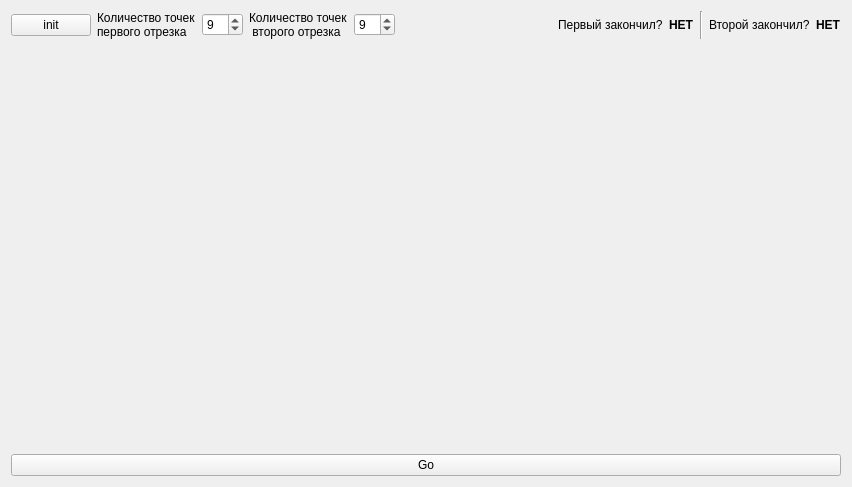
Kpuccmajl/doublecommivoyager, file gui.ui: the form before one commit.
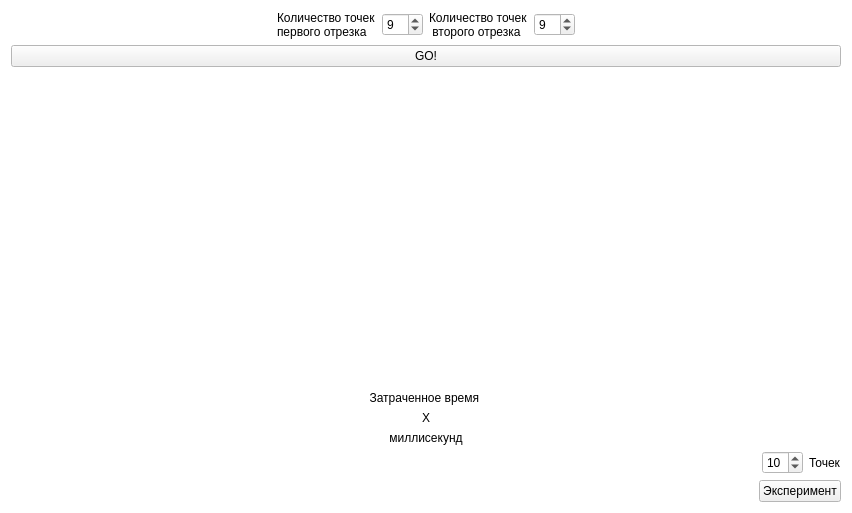
The form after the commit.

Diff of the .ui file:
```diff
--- a/gui.ui
+++ b/gui.ui
@@ -7,21 +7,91 @@
     <x>0</x>
     <y>0</y>
     <width>852</width>
-    <height>487</height>
+    <height>513</height>
    </rect>
   </property>
+  <property name="palette">
+   <palette>
+    <active>
+     <colorrole role="Base">
+      <brush brushstyle="SolidPattern">
+       <color alpha="255">
+        <red>255</red>
+        <green>255</green>
+        <blue>255</blue>
+       </color>
+      </brush>
+     </colorrole>
+     <colorrole role="Window">
+      <brush brushstyle="SolidPattern">
+       <color alpha="255">
+        <red>255</red>
+        <green>255</green>
+        <blue>255</blue>
+       </color>
+      </brush>
+     </colorrole>
+    </active>
+    <inactive>
+     <colorrole role="Base">
+      <brush brushstyle="SolidPattern">
+       <color alpha="255">
+        <red>255</red>
+        <green>255</green>
+        <blue>255</blue>
+       </color>
+      </brush>
+     </colorrole>
+     <colorrole role="Window">
+      <brush brushstyle="SolidPattern">
+       <color alpha="255">
+        <red>255</red>
+        <green>255</green>
+        <blue>255</blue>
+       </color>
+      </brush>
+     </colorrole>
+    </inactive>
+    <disabled>
+     <colorrole role="Base">
+      <brush brushstyle="SolidPattern">
+       <color alpha="255">
+        <red>255</red>
+        <green>255</green>
+        <blue>255</blue>
+       </color>
+      </brush>
+     </colorrole>
+     <colorrole role="Window">
+      <brush brushstyle="SolidPattern">
+       <color alpha="255">
+        <red>255</red>
+        <green>255</green>
+        <blue>255</blue>
+       </color>
+      </brush>
+     </colorrole>
+    </disabled>
+   </palette>
+  </property>
   <property name="windowTitle">
    <string>Gui</string>
   </property>
-  <layout class="QVBoxLayout" name="verticalLayout" stretch="0,0,0">
+  <layout class="QVBoxLayout" name="verticalLayout" stretch="0,0,0,0,0,0,0,0">
    <item>
-    <layout class="QHBoxLayout" name="horizontalLayout">
+    <layout class="QHBoxLayout" name="horizontalLayout" stretch="0,0,0,0,0,0">
      <item>
-      <widget class="QPushButton" name="btnInit">
-       <property name="text">
-        <string>init</string>
+      <spacer name="horizontalSpacer_2">
+       <property name="orientation">
+        <enum>Qt::Horizontal</enum>
        </property>
-      </widget>
+       <property name="sizeHint" stdset="0">
+        <size>
+         <width>40</width>
+         <height>20</height>
+        </size>
+       </property>
+      </spacer>
      </item>
      <item>
       <widget class="QLabel" name="lbl2">
@@ -37,7 +107,7 @@
         <number>1</number>
        </property>
        <property name="maximum">
-        <number>14</number>
+        <number>15</number>
        </property>
        <property name="value">
         <number>9</number>
@@ -78,55 +148,15 @@
        </property>
       </spacer>
      </item>
-     <item>
-      <widget class="QLabel" name="label">
-       <property name="text">
-        <string>Первый закончил?</string>
-       </property>
-      </widget>
-     </item>
-     <item>
-      <widget class="QLabel" name="lblRes1">
-       <property name="font">
-        <font>
-         <weight>75</weight>
-         <bold>true</bold>
-        </font>
-       </property>
-       <property name="text">
-        <string>НЕТ</string>
-       </property>
-      </widget>
-     </item>
-     <item>
-      <widget class="Line" name="line">
-       <property name="orientation">
-        <enum>Qt::Vertical</enum>
-       </property>
-      </widget>
-     </item>
-     <item>
-      <widget class="QLabel" name="label_2">
-       <property name="text">
-        <string>Второй закончил?</string>
-       </property>
-      </widget>
-     </item>
-     <item>
-      <widget class="QLabel" name="lblRes2">
-       <property name="font">
-        <font>
-         <weight>75</weight>
-         <bold>true</bold>
-        </font>
-       </property>
-       <property name="text">
-        <string>НЕТ</string>
-       </property>
-      </widget>
-     </item>
     </layout>
    </item>
+   <item>
+    <widget class="QPushButton" name="btnInit">
+     <property name="text">
+      <string>GO!</string>
+     </property>
+    </widget>
+   </item>
    <item>
     <spacer name="verticalSpacer">
      <property name="orientation">
@@ -141,12 +171,96 @@
     </spacer>
    </item>
    <item>
-    <widget class="QPushButton" name="btnGo">
+    <widget class="QLabel" name="label">
      <property name="text">
-      <string>Go</string>
+      <string>Затраченное время </string>
      </property>
+     <property name="alignment">
+      <set>Qt::AlignCenter</set>
+     </property>
     </widget>
    </item>
+   <item>
+    <widget class="QLabel" name="lblTime">
+     <property name="text">
+      <string>Х</string>
+     </property>
+     <property name="alignment">
+      <set>Qt::AlignCenter</set>
+     </property>
+    </widget>
+   </item>
+   <item>
+    <widget class="QLabel" name="label_3">
+     <property name="text">
+      <string>миллисекунд</string>
+     </property>
+     <property name="alignment">
+      <set>Qt::AlignCenter</set>
+     </property>
+    </widget>
+   </item>
+   <item>
+    <layout class="QHBoxLayout" name="horizontalLayout_2">
+     <item>
+      <spacer name="horizontalSpacer_3">
+       <property name="orientation">
+        <enum>Qt::Horizontal</enum>
+       </property>
+       <property name="sizeHint" stdset="0">
+        <size>
+         <width>40</width>
+         <height>20</height>
+        </size>
+       </property>
+      </spacer>
+     </item>
+     <item>
+      <widget class="QSpinBox" name="sboxPoints">
+       <property name="minimum">
+        <number>1</number>
+       </property>
+       <property name="maximum">
+        <number>15</number>
+       </property>
+       <property name="value">
+        <number>10</number>
+       </property>
+      </widget>
+     </item>
+     <item>
+      <widget class="QLabel" name="label_4">
+       <property name="text">
+        <string>Точек</string>
+       </property>
+      </widget>
+     </item>
+    </layout>
+   </item>
+   <item>
+    <layout class="QHBoxLayout" name="horizontalLayout_3">
+     <item>
+      <spacer name="horizontalSpacer_4">
+       <property name="orientation">
+        <enum>Qt::Horizontal</enum>
+       </property>
+       <property name="sizeHint" stdset="0">
+        <size>
+         <width>40</width>
+         <height>20</height>
+        </size>
+       </property>
+      </spacer>
+     </item>
+     <item>
+      <widget class="QPushButton" name="btnEx">
+       <property name="text">
+        <string>Эксперимент</string>
+       </property>
+      </widget>
+     </item>
+    </layout>
+   </item>
   </layout>
  </widget>
  <layoutdefault spacing="6" margin="11"/>
```
